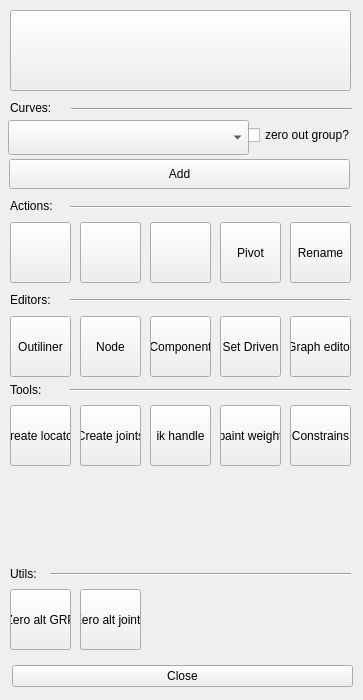
Qt form src/ui/main.ui (leonardopinho/Maya-Rigging-Tools) before a commit.
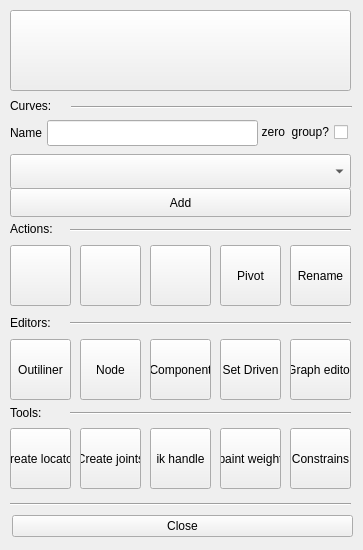
The same form after that commit. Icons and pictures are not drawn.

What changed in the file:
```diff
--- a/src/ui/main.ui
+++ b/src/ui/main.ui
@@ -10,7 +10,7 @@
     <x>0</x>
     <y>0</y>
     <width>363</width>
-    <height>700</height>
+    <height>550</height>
    </rect>
   </property>
   <property name="sizePolicy">
@@ -22,13 +22,13 @@
   <property name="minimumSize">
    <size>
     <width>363</width>
-    <height>700</height>
+    <height>550</height>
    </size>
   </property>
   <property name="maximumSize">
    <size>
     <width>363</width>
-    <height>700</height>
+    <height>550</height>
    </size>
   </property>
   <property name="focusPolicy">
@@ -51,7 +51,7 @@
     <property name="geometry">
      <rect>
       <x>10</x>
-      <y>222</y>
+      <y>245</y>
       <width>61</width>
       <height>61</height>
      </rect>
@@ -74,7 +74,7 @@
     <property name="geometry">
      <rect>
       <x>80</x>
-      <y>222</y>
+      <y>245</y>
       <width>61</width>
       <height>61</height>
      </rect>
@@ -97,7 +97,7 @@
     <property name="geometry">
      <rect>
       <x>150</x>
-      <y>222</y>
+      <y>245</y>
       <width>61</width>
       <height>61</height>
      </rect>
@@ -120,7 +120,7 @@
     <property name="geometry">
      <rect>
       <x>220</x>
-      <y>222</y>
+      <y>245</y>
       <width>61</width>
       <height>61</height>
      </rect>
@@ -133,7 +133,7 @@
     <property name="geometry">
      <rect>
       <x>71</x>
-      <y>94</y>
+      <y>92</y>
       <width>281</width>
       <height>30</height>
      </rect>
@@ -146,7 +146,7 @@
     <property name="geometry">
      <rect>
       <x>10</x>
-      <y>195</y>
+      <y>218</y>
       <width>71</width>
       <height>21</height>
      </rect>
@@ -159,7 +159,7 @@
     <property name="geometry">
      <rect>
       <x>150</x>
-      <y>316</y>
+      <y>339</y>
       <width>61</width>
       <height>61</height>
      </rect>
@@ -172,7 +172,7 @@
     <property name="geometry">
      <rect>
       <x>220</x>
-      <y>316</y>
+      <y>339</y>
       <width>61</width>
       <height>61</height>
      </rect>
@@ -185,7 +185,7 @@
     <property name="geometry">
      <rect>
       <x>80</x>
-      <y>316</y>
+      <y>339</y>
       <width>61</width>
       <height>61</height>
      </rect>
@@ -198,7 +198,7 @@
     <property name="geometry">
      <rect>
       <x>10</x>
-      <y>316</y>
+      <y>339</y>
       <width>61</width>
       <height>61</height>
      </rect>
@@ -237,7 +237,7 @@
     <property name="geometry">
      <rect>
       <x>290</x>
-      <y>222</y>
+      <y>245</y>
       <width>61</width>
       <height>61</height>
      </rect>
@@ -250,7 +250,7 @@
     <property name="geometry">
      <rect>
       <x>70</x>
-      <y>192</y>
+      <y>215</y>
       <width>281</width>
       <height>30</height>
      </rect>
@@ -263,7 +263,7 @@
     <property name="geometry">
      <rect>
       <x>10</x>
-      <y>289</y>
+      <y>312</y>
       <width>71</width>
       <height>21</height>
      </rect>
@@ -276,7 +276,7 @@
     <property name="geometry">
      <rect>
       <x>70</x>
-      <y>285</y>
+      <y>308</y>
       <width>281</width>
       <height>30</height>
      </rect>
@@ -289,7 +289,7 @@
     <property name="geometry">
      <rect>
       <x>290</x>
-      <y>316</y>
+      <y>339</y>
       <width>61</width>
       <height>61</height>
      </rect>
@@ -302,7 +302,7 @@
     <property name="geometry">
      <rect>
       <x>10</x>
-      <y>97</y>
+      <y>95</y>
       <width>161</width>
       <height>21</height>
      </rect>
@@ -318,7 +318,7 @@
     <property name="geometry">
      <rect>
       <x>12</x>
-      <y>660</y>
+      <y>510</y>
       <width>341</width>
       <height>32</height>
      </rect>
@@ -337,7 +337,7 @@
     <property name="geometry">
      <rect>
       <x>10</x>
-      <y>379</y>
+      <y>402</y>
       <width>71</width>
       <height>21</height>
      </rect>
@@ -350,7 +350,7 @@
     <property name="geometry">
      <rect>
       <x>70</x>
-      <y>375</y>
+      <y>398</y>
       <width>281</width>
       <height>30</height>
      </rect>
@@ -363,7 +363,7 @@
     <property name="geometry">
      <rect>
       <x>220</x>
-      <y>405</y>
+      <y>428</y>
       <width>61</width>
       <height>61</height>
      </rect>
@@ -376,7 +376,7 @@
     <property name="geometry">
      <rect>
       <x>290</x>
-      <y>405</y>
+      <y>428</y>
       <width>61</width>
       <height>61</height>
      </rect>
@@ -389,7 +389,7 @@
     <property name="geometry">
      <rect>
       <x>150</x>
-      <y>405</y>
+      <y>428</y>
       <width>61</width>
       <height>61</height>
      </rect>
@@ -402,7 +402,7 @@
     <property name="geometry">
      <rect>
       <x>80</x>
-      <y>405</y>
+      <y>428</y>
       <width>61</width>
       <height>61</height>
      </rect>
@@ -415,7 +415,7 @@
     <property name="geometry">
      <rect>
       <x>10</x>
-      <y>405</y>
+      <y>428</y>
       <width>61</width>
       <height>61</height>
      </rect>
@@ -424,77 +424,44 @@
      <string>create locator</string>
     </property>
    </widget>
-   <widget class="QPushButton" name="bt_zero_alt_joint">
-    <property name="geometry">
-     <rect>
-      <x>80</x>
-      <y>589</y>
-      <width>61</width>
-      <height>61</height>
-     </rect>
-    </property>
-    <property name="text">
-     <string>Zero alt joints</string>
-    </property>
-   </widget>
    <widget class="Line" name="line_9">
     <property name="geometry">
      <rect>
-      <x>50</x>
-      <y>559</y>
-      <width>301</width>
-      <height>30</height>
+      <x>10</x>
+      <y>494</y>
+      <width>341</width>
+      <height>20</height>
      </rect>
     </property>
     <property name="orientation">
      <enum>Qt::Horizontal</enum>
     </property>
    </widget>
-   <widget class="QPushButton" name="bt_zero_alt_grp">
-    <property name="geometry">
-     <rect>
-      <x>10</x>
-      <y>589</y>
-      <width>61</width>
-      <height>61</height>
-     </rect>
-    </property>
-    <property name="text">
-     <string>Zero alt GRP</string>
-    </property>
-   </widget>
-   <widget class="QLabel" name="label_5">
-    <property name="geometry">
-     <rect>
-      <x>10</x>
-      <y>563</y>
-      <width>71</width>
-      <height>21</height>
-     </rect>
-    </property>
-    <property name="text">
-     <string>Utils:</string>
-    </property>
-   </widget>
    <widget class="QCheckBox" name="zeroOutCB">
     <property name="geometry">
      <rect>
-      <x>246</x>
-      <y>125</y>
-      <width>120</width>
+      <x>257</x>
+      <y>122</y>
+      <width>91</width>
       <height>20</height>
      </rect>
     </property>
+    <property name="layoutDirection">
+     <enum>Qt::RightToLeft</enum>
+    </property>
+    <property name="autoFillBackground">
+     <bool>false</bool>
+    </property>
     <property name="text">
-     <string>zero out group?</string>
+     <string>zero  group?</string>
     </property>
    </widget>
    <widget class="QComboBox" name="curves_combobox">
     <property name="geometry">
      <rect>
-      <x>8</x>
-      <y>120</y>
-      <width>241</width>
+      <x>10</x>
+      <y>154</y>
+      <width>341</width>
       <height>35</height>
      </rect>
     </property>
@@ -506,8 +473,8 @@
     </property>
     <property name="minimumSize">
      <size>
-      <width>200</width>
-      <height>30</height>
+      <width>341</width>
+      <height>29</height>
      </size>
     </property>
     <property name="layoutDirection">
@@ -526,10 +493,10 @@
    <widget class="QPushButton" name="bt_add">
     <property name="geometry">
      <rect>
-      <x>9</x>
-      <y>159</y>
+      <x>10</x>
+      <y>188</y>
       <width>341</width>
-      <height>30</height>
+      <height>29</height>
      </rect>
     </property>
     <property name="sizePolicy">
@@ -540,14 +507,43 @@
     </property>
     <property name="minimumSize">
      <size>
-      <width>110</width>
-      <height>25</height>
+      <width>341</width>
+      <height>29</height>
      </size>
     </property>
     <property name="text">
      <string>Add</string>
     </property>
    </widget>
+   <widget class="QLabel" name="curves_2">
+    <property name="geometry">
+     <rect>
+      <x>10</x>
+      <y>122</y>
+      <width>41</width>
+      <height>21</height>
+     </rect>
+    </property>
+    <property name="text">
+     <string>Name</string>
+    </property>
+    <property name="margin">
+     <number>1</number>
+    </property>
+   </widget>
+   <widget class="QLineEdit" name="splineNameInput">
+    <property name="enabled">
+     <bool>true</bool>
+    </property>
+    <property name="geometry">
+     <rect>
+      <x>47</x>
+      <y>120</y>
+      <width>211</width>
+      <height>26</height>
+     </rect>
+    </property>
+   </widget>
   </widget>
   <widget class="QMenuBar" name="menubar">
    <property name="geometry">
```
Left out of the diff: 2 changed lines with no effect on the pictures.
